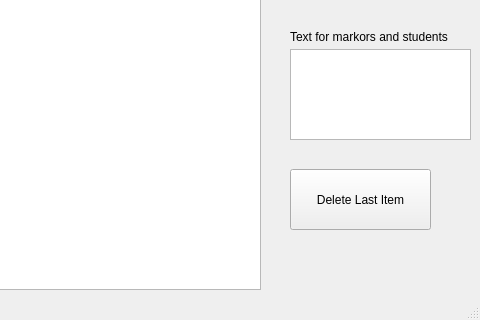
The window that organizer/mainwindow.ui (nebulyu/SE_program_1) describes before a commit, drawn with Qt 5; both pictures show x 320 to 800 and y 280 to 600 of the 800 by 600 pixel window.
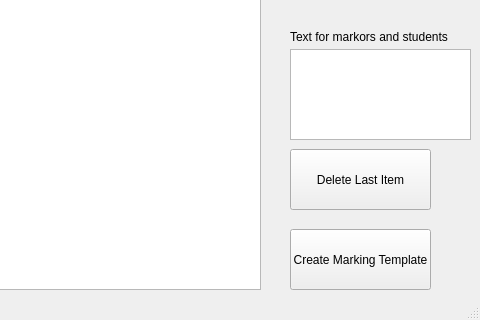
The same window after the commit.

Patch:
```diff
--- a/organizer/mainwindow.ui
+++ b/organizer/mainwindow.ui
@@ -31,7 +31,7 @@
     <property name="geometry">
      <rect>
       <x>610</x>
-      <y>430</y>
+      <y>410</y>
       <width>141</width>
       <height>61</height>
      </rect>
@@ -176,6 +176,19 @@
      </property>
     </column>
    </widget>
+   <widget class="QPushButton" name="SUBMITbutton">
+    <property name="geometry">
+     <rect>
+      <x>610</x>
+      <y>490</y>
+      <width>141</width>
+      <height>61</height>
+     </rect>
+    </property>
+    <property name="text">
+     <string>Create Marking Template</string>
+    </property>
+   </widget>
   </widget>
   <widget class="QMenuBar" name="menubar">
    <property name="geometry">
```
